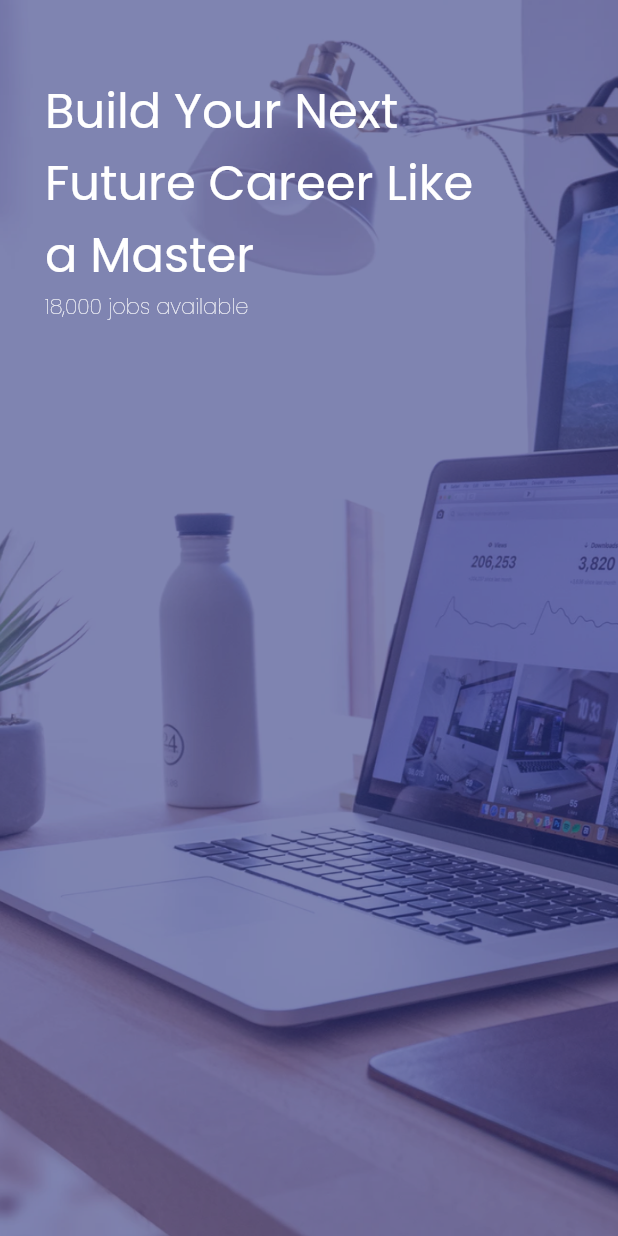
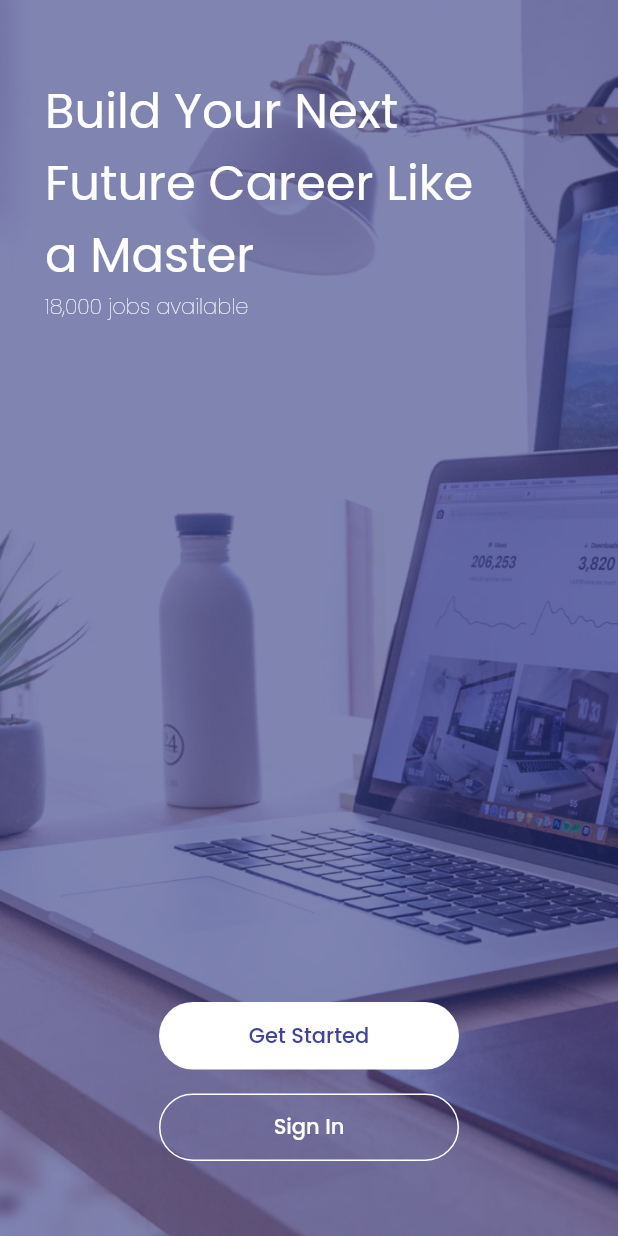
Before and after one commit to priyankauzlah/Future_Job, a Flutter app: the screen it shows after launch, on a phone screen of 412 x 824 dp. Run offline on Flutter 3.47's test engine with Material 2 defaults, Android fonts, the phone set to English and light mode, and no system bars; our stand-ins replace google_fonts.

Commit message:
sign up and onboarding

```diff
--- a/lib/main.dart
+++ b/lib/main.dart
@@ -1,6 +1,7 @@
 import 'package:flutter/material.dart';
-import 'package:job_app/onboarding_screen.dart';
-import 'package:job_app/splash_screen.dart';
+import 'package:job_app/view/onboarding_screen.dart';
+import 'package:job_app/view/sign_up_screen.dart';
+import 'package:job_app/view/splash_screen.dart';
 
 void main() => runApp(JobApp());
 
@@ -13,7 +14,8 @@ class JobApp extends StatelessWidget {
       debugShowCheckedModeBanner: false,
       routes: {
         '/': (context) => SplashScreen(),
-        '/onboarding': (context) => OnBoardingScreen()
+        '/onboarding': (context) => OnBoardingScreen(),
+        '/signup' : (context) => SignUpScreen()
       },
     );
   }
--- a/lib/onboarding_screen.dart
+++ /dev/null
@@ -1,42 +0,0 @@
-import 'package:flutter/material.dart';
-import 'package:job_app/theme.dart';
-
-class OnBoardingScreen extends StatelessWidget {
-  @override
-  Widget build(BuildContext context) {
-    return Scaffold(
-      body: Stack(
-        children: [
-          Image.asset(
-            'assets/images/onboarding.png',
-            width: MediaQuery.of(context).size.width,
-            height: MediaQuery.of(context).size.height,
-            fit: BoxFit.fill,
-          ),
-          SafeArea(
-            child: Container(
-              width: MediaQuery.of(context).size.width,
-              padding: EdgeInsets.symmetric(horizontal: 30.0),
-              child: Column(
-                crossAxisAlignment: CrossAxisAlignment.start,
-                children: [
-                  SizedBox(
-                    height: 50.0,
-                  ),
-                  Text(
-                    'Build Your Next\nFuture Career Like\na Master',
-                    style: whiteTextStyle.copyWith(fontSize: 32.0),
-                  ),
-                  Text(
-                    '18,000 jobs available',
-                    style: whiteTextStyle.copyWith(fontWeight: FontWeight.w200),
-                  ),
-                ],
-              ),
-            ),
-          )
-        ],
-      ),
-    );
-  }
-}
--- a/lib/theme.dart
+++ b/lib/theme.dart
@@ -2,5 +2,12 @@ import 'package:flutter/material.dart';
 import 'package:google_fonts/google_fonts.dart';
 
 Color primaryColor = Color(0xff4141A4);
+Color transparentColor = Colors.transparent;
+Color greyColor = Color(0xffb3b5c4);
+Color blackColor = Colors.black;
+Color formColor = Color(0xfff1f0f5);
 
 TextStyle whiteTextStyle = GoogleFonts.poppins(color: Colors.white);
+TextStyle purpleTextStyle = GoogleFonts.poppins(color: primaryColor);
+TextStyle greyTextStyle = GoogleFonts.poppins(color: greyColor);
+TextStyle blackTextStyle = GoogleFonts.poppins(color: blackColor);
--- /dev/null
+++ b/lib/view/onboarding_screen.dart
@@ -0,0 +1,90 @@
+import 'package:flutter/material.dart';
+import 'package:job_app/theme.dart';
+
+class OnBoardingScreen extends StatelessWidget {
+  @override
+  Widget build(BuildContext context) {
+    return Scaffold(
+      body: Stack(
+        children: [
+          Image.asset(
+            'assets/images/onboarding.png',
+            width: MediaQuery.of(context).size.width,
+            height: MediaQuery.of(context).size.height,
+            fit: BoxFit.fill,
+          ),
+          SafeArea(
+            child: Container(
+              width: MediaQuery.of(context).size.width,
+              padding: EdgeInsets.symmetric(horizontal: 30.0),
+              child: Column(
+                crossAxisAlignment: CrossAxisAlignment.start,
+                children: [
+                  SizedBox(
+                    height: 50.0,
+                  ),
+                  Text(
+                    'Build Your Next\nFuture Career Like\na Master',
+                    style: whiteTextStyle.copyWith(fontSize: 32.0),
+                  ),
+                  Text(
+                    '18,000 jobs available',
+                    style: whiteTextStyle.copyWith(fontWeight: FontWeight.w200),
+                  ),
+                  Spacer(), //buat ada space antar text dan button get started
+                  Center(
+                    child: Container(
+                      width: 200.0,
+                      height: 45.0,
+                      child: TextButton(
+                        style: TextButton.styleFrom(
+                          backgroundColor: Colors.white,
+                          shape: RoundedRectangleBorder(
+                            borderRadius: BorderRadius.circular(65),
+                          ),
+                        ),
+                        onPressed: () {
+                          Navigator.pushNamed(context, '/signup');
+                        },
+                        child: Text(
+                          'Get Started',
+                          style: purpleTextStyle.copyWith(
+                              fontWeight: FontWeight.w500),
+                        ),
+                      ),
+                    ),
+                  ),
+                  SizedBox(
+                    height: 16.0,
+                  ),
+                  Center(
+                    child: Container(
+                      width: 200.0,
+                      height: 45.0,
+                      child: TextButton(
+                        style: TextButton.styleFrom(
+                          backgroundColor: transparentColor,
+                          shape: RoundedRectangleBorder(
+                            borderRadius: BorderRadius.circular(65),
+                            side: BorderSide(color: Colors.white),
+                          ),
+                        ),
+                        onPressed: () {},
+                        child: Text(
+                          'Sign In',
+                          style: whiteTextStyle.copyWith(
+                              fontWeight: FontWeight.w500),
+                        ),
+                      ),
+                    ),
+                  ),
+                  SizedBox(height: 50.0,),
+                ],
+              ),
+            ),
+          )
+        ],
+      ),
+    );
+  }
+}
```
Also changed, not shown: lib/view/sign_up_screen.dart (added, +62 -0 lines), lib/view/splash_screen.dart (renamed from lib/splash_screen.dart).
